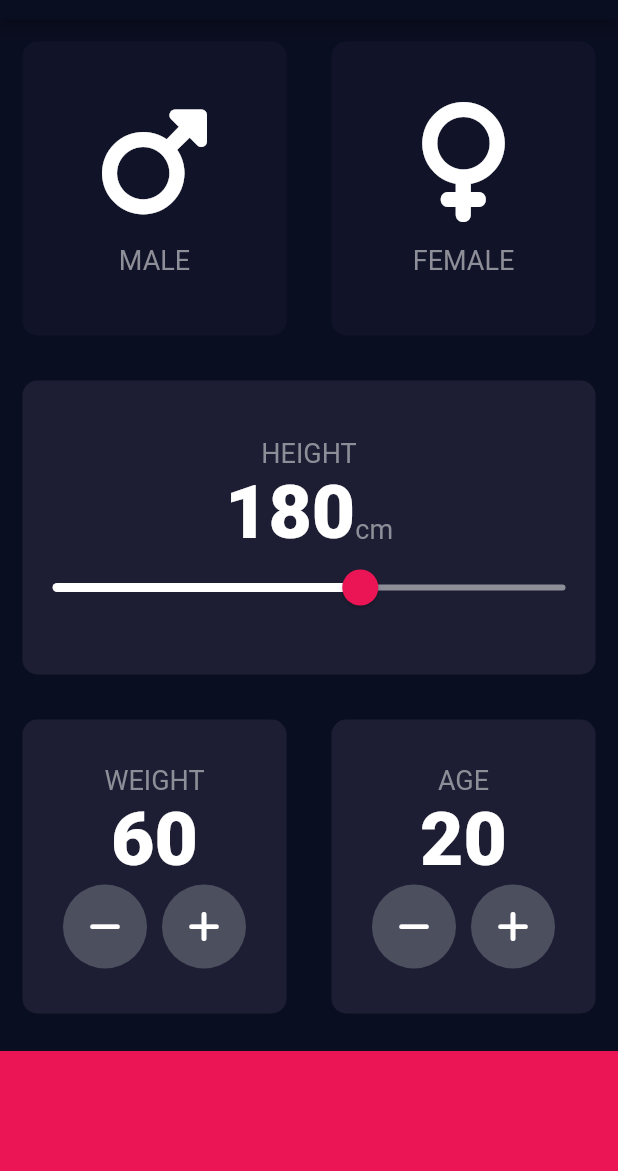
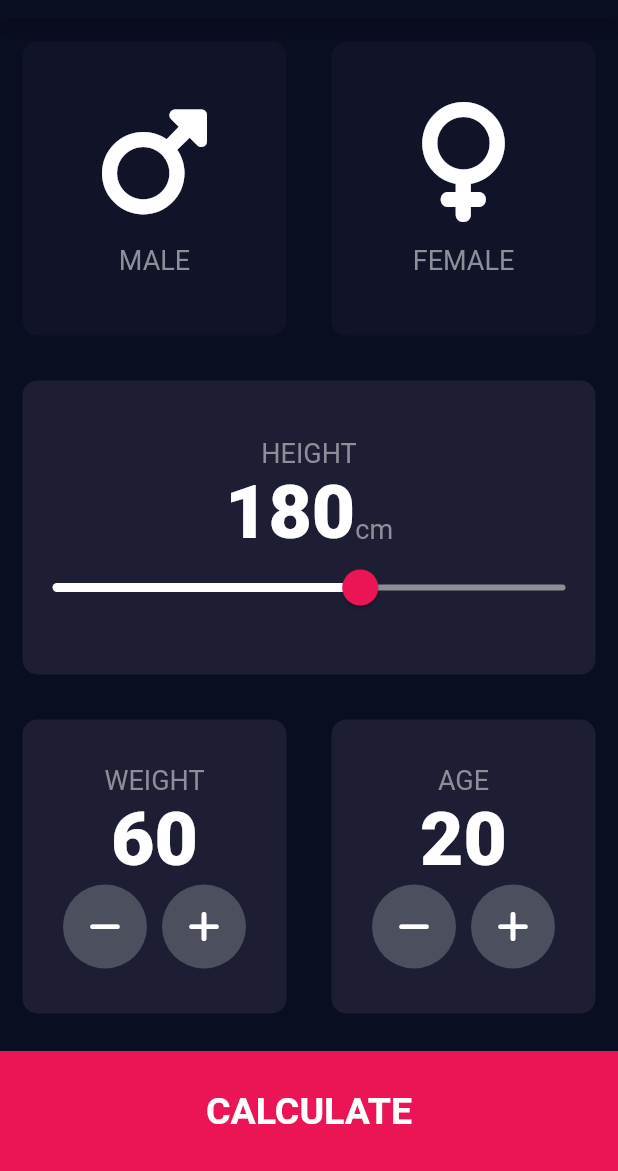
Before and after one commit to Ubaidullah13/BMI-Calculator, a Flutter app: the screen it shows after launch, on a phone screen of 412 x 824 dp, the part 65-1236 px from its top. Run offline on Flutter 3.47's test engine with Material 2 defaults, Android fonts, the phone set to English and light mode, and no system bars; our stand-ins replace font_awesome_flutter.

```diff
--- /dev/null
+++ b/lib/components/bottom_button.dart
@@ -0,0 +1,27 @@
+import 'package:flutter/material.dart';
+import 'constants.dart';
+
+class bottomButton extends StatelessWidget {
+  bottomButton({required this.buttonTitle, required this.onTap});
+  final String buttonTitle;
+  final Function() onTap;
+
+  @override
+  Widget build(BuildContext context) {
+    return GestureDetector(
+      onTap: onTap,
+      child: Container(
+        color: kBottomContainerColor,
+        margin: EdgeInsets.only(top: 10.0),
+        width: double.infinity,
+        height: kBottomContainerHeight,
+        child: Center(
+          child: Text(
+            buttonTitle,
+            style: kLargeButtonTextStyle,
+          ),
+        ),
+      ),
+    );
+  }
+}
--- a/lib/main.dart
+++ b/lib/main.dart
@@ -1,5 +1,5 @@
 import 'package:flutter/material.dart';
-import 'input_page.dart';
+import 'screens/input_page.dart';
 
 void main() => runApp(BMICalculator());
 
--- a/lib/input_page.dart
+++ b/lib/screens/input_page.dart
@@ -1,9 +1,12 @@
+import 'package:bmi_calculator/screens/results_page.dart';
 import 'package:flutter/material.dart';
 import 'package:font_awesome_flutter/font_awesome_flutter.dart';
-import 'icon_content.dart';
-import 'reusable_card.dart';
-import 'constants.dart';
-import 'round_icon_button.dart';
+import 'package:bmi_calculator/components/icon_content.dart';
+import 'package:bmi_calculator/components/reusable_card.dart';
+import '../components/constants.dart';
+import '../components/round_icon_button.dart';
+import 'package:bmi_calculator/components/bottom_button.dart';
+import 'package:bmi_calculator/calculator_brain.dart';
 
 enum Gender { male, female }
 
@@ -196,11 +199,20 @@ class _InputPageState extends State<InputPage> {
               ),
             ],
           )),
-          Container(
-            color: kBottomContainerColor,
-            margin: EdgeInsets.only(top: 10.0),
-            width: double.infinity,
-            height: kBottomContainerHeight,
+          bottomButton(
+            buttonTitle: 'CALCULATE',
+            onTap: () {
+              CalculatorBrain calc =
+                  CalculatorBrain(height: height, weight: weight);
+              Navigator.push(
+                  context,
+                  MaterialPageRoute(
+                      builder: (context) => ResultsPage(
+                            bmiResult: calc.calculateBMI(),
+                            resultText: calc.getResult(),
+                            interpretation: calc.getInterpretation(),
+                          )));
+            },
           ),
         ],
       ),
```
Also changed, not shown: lib/calculator_brain.dart (added, +34 -0 lines), lib/components/constants.dart (renamed from lib/constants.dart, +25 -0 lines), lib/screens/results_page.dart (added, +69 -0 lines), lib/components/icon_content.dart (renamed from lib/icon_content.dart), lib/components/reusable_card.dart (renamed from lib/reusable_card.dart), lib/components/round_icon_button.dart (renamed from lib/round_icon_button.dart).
